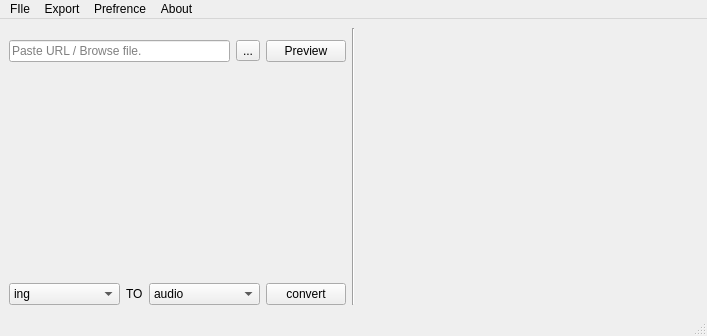
Above: mainwindow.ui from rishabh3354/image2text before the change. Below: the same form after it.
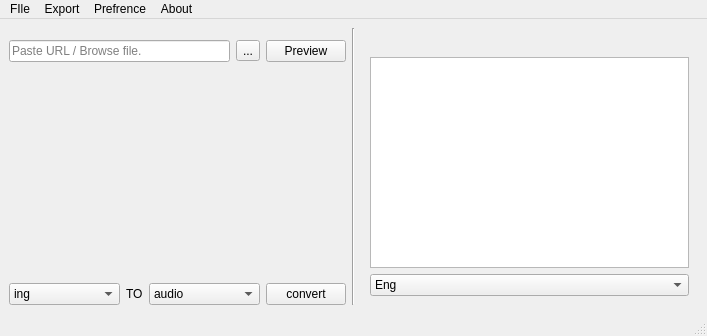
That is the form after the change.

```diff
--- a/mainwindow.ui
+++ b/mainwindow.ui
@@ -177,6 +177,21 @@
          </property>
         </widget>
        </item>
+       <item>
+        <widget class="QTextEdit" name="textEdit"/>
+       </item>
+       <item>
+        <widget class="QComboBox" name="translate_comboBox">
+         <property name="maxCount">
+          <number>1</number>
+         </property>
+         <item>
+          <property name="text">
+           <string>Eng</string>
+          </property>
+         </item>
+        </widget>
+       </item>
       </layout>
      </widget>
     </item>
```
Left out of the diff: 13 changed lines with no effect on the pictures.
